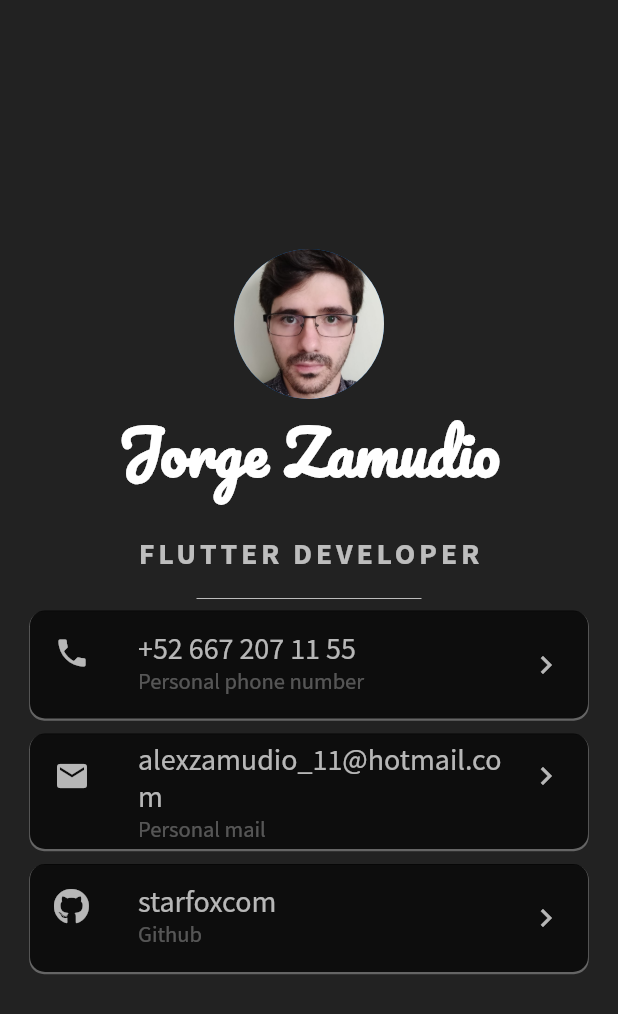
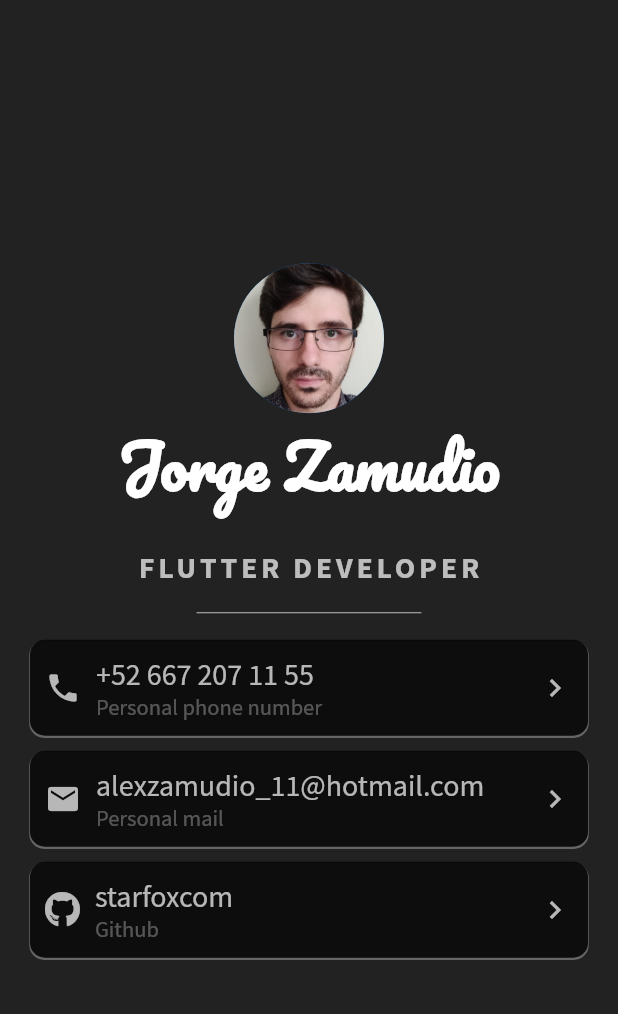
Before and after one commit to starfoxcom/Mi-Card-Flutter, a Flutter app: the screen it shows after launch, on a phone screen of 412 x 824 dp. Shown: the top 1014 px of the screen. Run offline on Flutter 3.47's test engine with Material 2 defaults, Android fonts, the phone set to English and light mode, and no system bars; our stand-ins replace font_awesome_flutter.

Commit message:
Modify list tile layout in relation to app width

```diff
--- a/lib/main.dart
+++ b/lib/main.dart
@@ -76,12 +76,16 @@ class _MyHomePageState extends State<MyHomePage> {
 
   @override
   Widget build(BuildContext context) {
+    final size = MediaQuery.of(context).size;
     final List<Widget> _cardData2 = _cardData.asMap().entries.map((cardData) {
-      return Padding(
-        padding: const EdgeInsets.only(bottom: 10),
+      if (size.width > 1150) {
+        return Expanded(
+          child: Padding(
+            padding: const EdgeInsets.symmetric(horizontal: 10),
             child: ConstrainedBox(
               constraints: const BoxConstraints(maxWidth: 750),
               child: InkWell(
+                borderRadius: const BorderRadius.all(Radius.circular(10)),
                 onTap: () => launch(cardData.value.url),
                 onHover: (value) {
                   setState(() {
@@ -91,8 +95,9 @@ class _MyHomePageState extends State<MyHomePage> {
                 child: AnimatedContainer(
                   decoration: BoxDecoration(
                       borderRadius: const BorderRadius.all(Radius.circular(10)),
-                  color:
-                      cardData.value.onHover ? Colors.white70 : Colors.black87,
+                      color: cardData.value.onHover
+                          ? Colors.white70
+                          : Colors.black87,
                       boxShadow: [
                         BoxShadow(
                           color: cardData.value.onHover
@@ -106,19 +111,31 @@ class _MyHomePageState extends State<MyHomePage> {
                   duration: const Duration(milliseconds: 500),
                   curve: Curves.easeInOut,
                   margin: EdgeInsets.zero,
-              child: ListTile(
-                leading: cardData.value.fontAwesomeIcon
-                    ? FaIcon(
+                  child: Padding(
+                    padding: const EdgeInsets.all(10),
+                    child: Row(children: [
+                      cardData.value.fontAwesomeIcon
+                          ? Padding(
+                              padding: const EdgeInsets.only(right: 10),
+                              child: FaIcon(
                                 cardData.value.icon,
                                 color: cardData.value.onHover
                                     ? Colors.black87
                                     : Colors.white70,
+                              ),
                             )
-                    : Icon(cardData.value.icon,
+                          : Padding(
+                              padding: const EdgeInsets.only(right: 10),
+                              child: Icon(cardData.value.icon,
                                   color: cardData.value.onHover
                                       ? Colors.black87
                                       : Colors.white70),
-                title: Text(
+                            ),
+                      Expanded(
+                        child: Column(
+                          crossAxisAlignment: CrossAxisAlignment.start,
+                          children: [
+                            Text(
                               cardData.value.title,
                               style: TextStyle(
                                 color: cardData.value.onHover
@@ -128,7 +145,7 @@ class _MyHomePageState extends State<MyHomePage> {
                                 fontSize: 20,
                               ),
                             ),
-                subtitle: Text(
+                            Text(
                               cardData.value.subtitle,
                               style: TextStyle(
                                 color: cardData.value.onHover
@@ -138,16 +155,114 @@ class _MyHomePageState extends State<MyHomePage> {
                                 fontSize: 15,
                               ),
                             ),
-                trailing: Icon(
+                          ],
+                        ),
+                      ),
+                      Icon(
                         Icons.keyboard_arrow_right,
-                  color:
-                      cardData.value.onHover ? Colors.black87 : Colors.white70,
+                        color: cardData.value.onHover
+                            ? Colors.black87
+                            : Colors.white70,
+                      ),
+                    ]),
                   ),
                 ),
               ),
             ),
           ),
         );
+      } else {
+        return Padding(
+          padding: const EdgeInsets.only(bottom: 10),
+          child: ConstrainedBox(
+            constraints: const BoxConstraints(maxWidth: 750),
+            child: InkWell(
+              borderRadius: const BorderRadius.all(Radius.circular(10)),
+              onTap: () => launch(cardData.value.url),
+              onHover: (value) {
+                setState(() {
+                  cardData.value.onHover = value;
+                });
+              },
+              child: AnimatedContainer(
+                decoration: BoxDecoration(
+                    borderRadius: const BorderRadius.all(Radius.circular(10)),
+                    color: cardData.value.onHover
+                        ? Colors.white70
+                        : Colors.black87,
+                    boxShadow: [
+                      BoxShadow(
+                        color: cardData.value.onHover
+                            ? Colors.black87
+                            : Colors.white30,
+                        spreadRadius: .5,
+                        blurRadius: 0,
+                        offset: const Offset(0, 1),
+                      ),
+                    ]),
+                duration: const Duration(milliseconds: 500),
+                curve: Curves.easeInOut,
+                margin: EdgeInsets.zero,
+                child: Padding(
+                  padding: const EdgeInsets.all(10),
+                  child: Row(children: [
+                    cardData.value.fontAwesomeIcon
+                        ? Padding(
+                            padding: const EdgeInsets.only(right: 10),
+                            child: FaIcon(
+                              cardData.value.icon,
+                              color: cardData.value.onHover
+                                  ? Colors.black87
+                                  : Colors.white70,
+                            ),
+                          )
+                        : Padding(
+                            padding: const EdgeInsets.only(right: 10),
+                            child: Icon(cardData.value.icon,
+                                color: cardData.value.onHover
+                                    ? Colors.black87
+                                    : Colors.white70),
+                          ),
+                    Expanded(
+                      child: Column(
+                        crossAxisAlignment: CrossAxisAlignment.start,
+                        children: [
+                          Text(
+                            cardData.value.title,
+                            style: TextStyle(
+                              color: cardData.value.onHover
+                                  ? Colors.black87
+                                  : Colors.white70,
+                              fontFamily: 'Source Sans Pro',
+                              fontSize: 20,
+                            ),
+                          ),
+                          Text(
+                            cardData.value.subtitle,
+                            style: TextStyle(
+                              color: cardData.value.onHover
+                                  ? Colors.black45
+                                  : Colors.white30,
+                              fontFamily: 'Source Sans Pro',
+                              fontSize: 15,
+                            ),
+                          ),
+                        ],
+                      ),
+                    ),
+                    Icon(
+                      Icons.keyboard_arrow_right,
+                      color: cardData.value.onHover
+                          ? Colors.black87
+                          : Colors.white70,
+                    ),
+                  ]),
+                ),
+              ),
+            ),
+          ),
+        );
+      }
     }).toList();
 
     return Scaffold(
@@ -195,7 +310,22 @@ class _MyHomePageState extends State<MyHomePage> {
                       color: Colors.white70,
                     ),
                   ),
-                  ..._cardData2,
+                  const Padding(
+                    padding: EdgeInsets.all(5),
+                  ),
+                  LayoutBuilder(builder: (context, constraints) {
+                    if (size.width > 1150) {
+                      return Row(
+                        mainAxisSize: MainAxisSize.min,
+                        children: _cardData2,
+                      );
+                    } else {
+                      return Column(
+                        mainAxisSize: MainAxisSize.min,
+                        children: _cardData2,
+                      );
+                    }
+                  }),
                 ],
               ),
             ),
```
Lines whose indentation alone changed are shown as unchanged.
